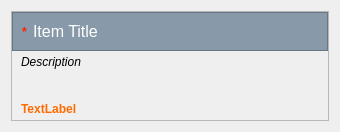
Old version of the form resources/form_item.ui in the repository lesca-research/piccel.
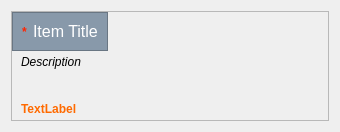
New version of the form.

Commit message: Force left horizontal align in item widget

```diff
--- a/resources/form_item.ui
+++ b/resources/form_item.ui
@@ -50,7 +50,7 @@
       <property name="bottomMargin">
        <number>0</number>
       </property>
-      <item>
+      <item alignment="Qt::AlignLeft">
        <widget class="QFrame" name="frame_title">
         <property name="sizePolicy">
          <sizepolicy hsizetype="Preferred" vsizetype="Fixed">
@@ -118,7 +118,7 @@
         </layout>
        </widget>
       </item>
-      <item>
+      <item alignment="Qt::AlignLeft">
        <widget class="QFrame" name="frame">
         <property name="sizePolicy">
          <sizepolicy hsizetype="Preferred" vsizetype="Minimum">
```
Left out of the diff: 2 changed lines with no effect on the pictures.
